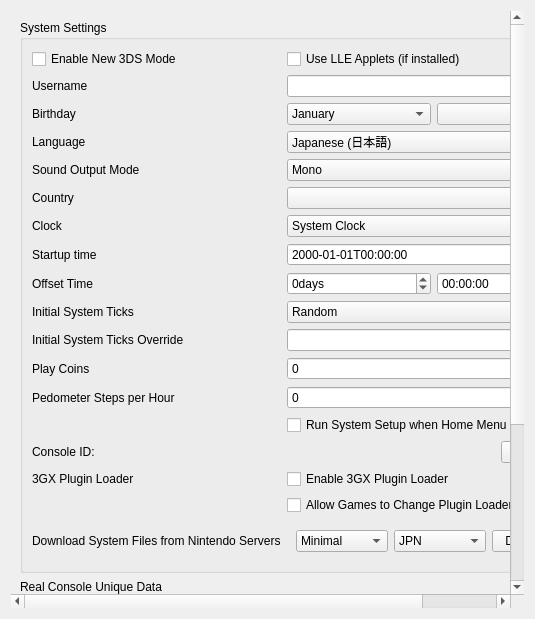
yeager/Borked3DS, file src/citra_qt/configuration/configure_system.ui: the form before one commit.
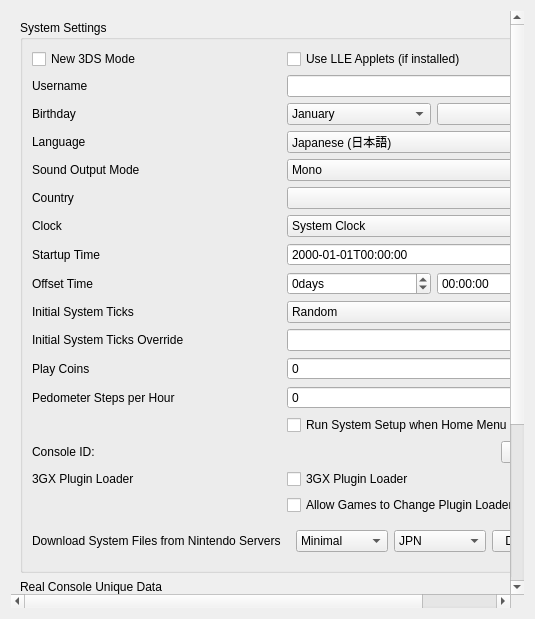
The form after the commit.

Diff of the .ui file:
```diff
--- a/src/citra_qt/configuration/configure_system.ui
+++ b/src/citra_qt/configuration/configure_system.ui
@@ -55,7 +55,7 @@
                <string>&lt;html&gt;&lt;head/&gt;&lt;body&gt;&lt;p&gt;The system model that Citra will try to emulate.&lt;/p&gt;&lt;/body&gt;&lt;/html&gt;</string>
               </property>
               <property name="text">
-               <string>Enable New 3DS Mode</string>
+               <string>New 3DS Mode</string>
               </property>
              </widget>
             </item>
@@ -301,7 +301,7 @@
             <item row="8" column="0">
              <widget class="QLabel" name="label_init_time">
               <property name="text">
-               <string>Startup time</string>
+               <string>Startup Time</string>
               </property>
              </widget>
             </item>
@@ -455,7 +455,7 @@
             <item row="16" column="1">
              <widget class="QCheckBox" name="plugin_loader">
               <property name="text">
-               <string>Enable 3GX Plugin Loader</string>
+               <string>3GX Plugin Loader</string>
               </property>
              </widget>
             </item>
```
Left out of the diff: 16 changed lines with no effect on the pictures.
